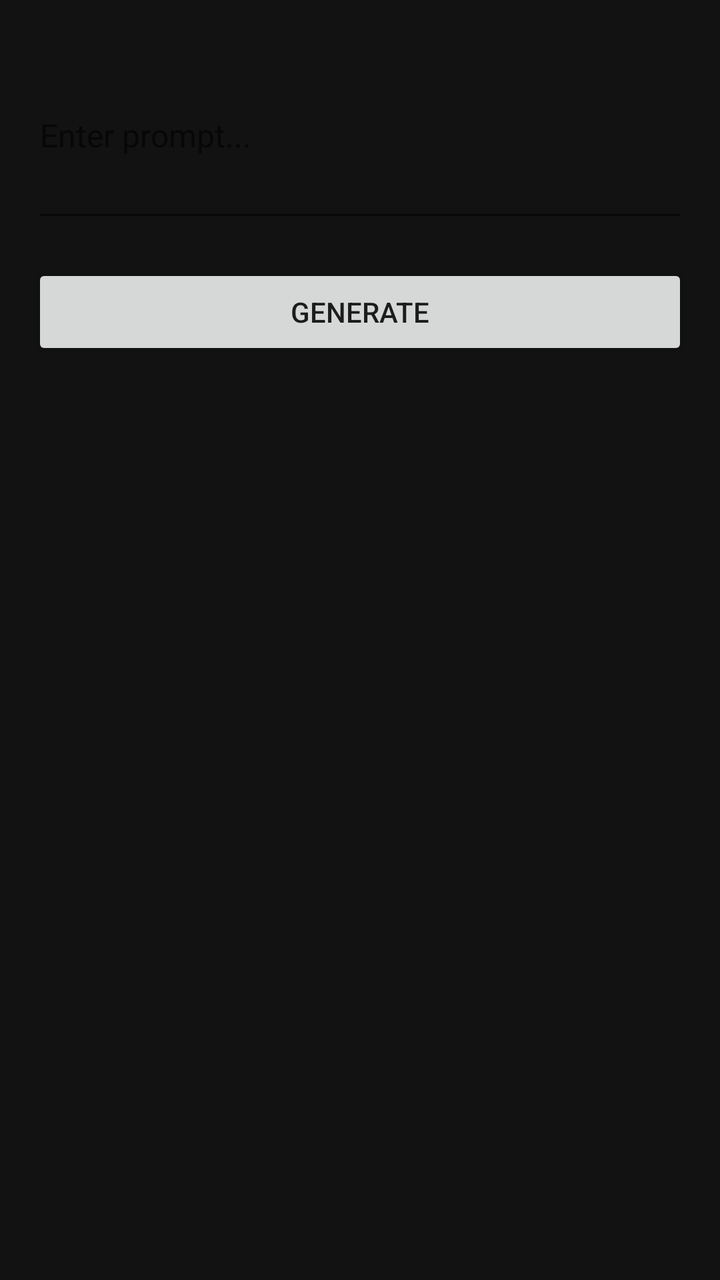
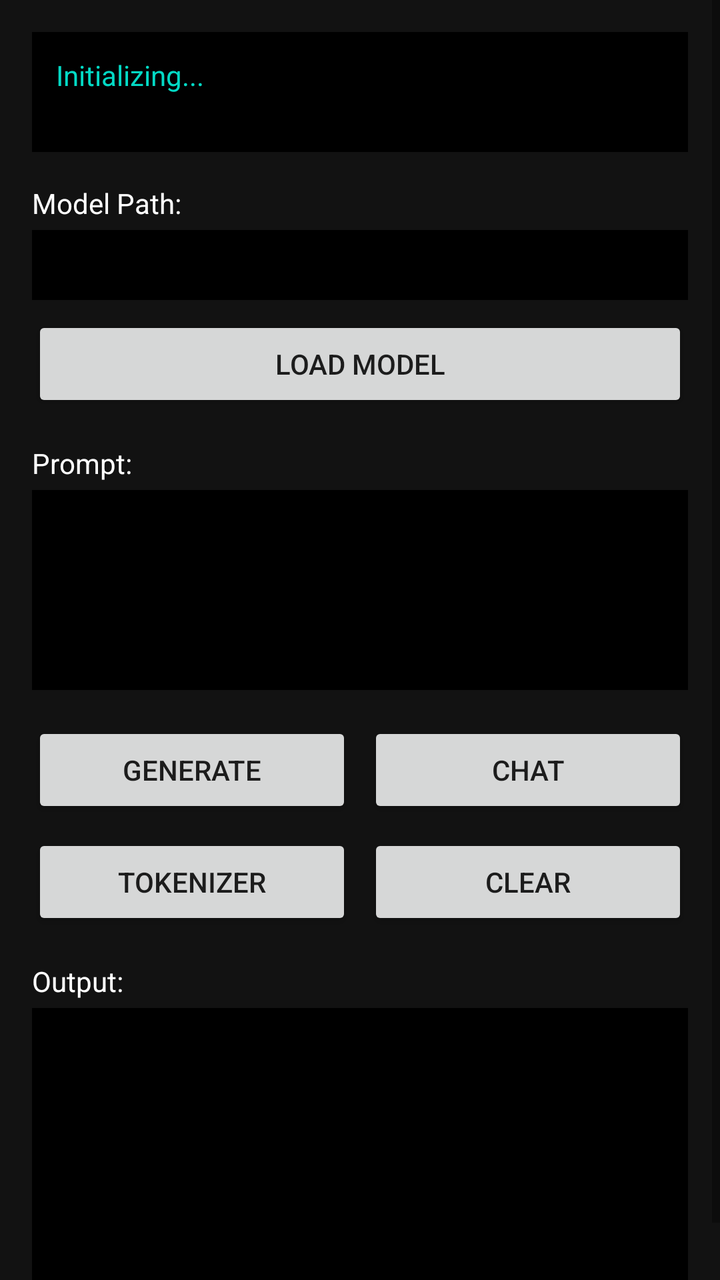

Two renders of the same Android screen: before a commit and after it. Below are the layout's source before the change and the commit's diff.
<!-- AndroidManifest.xml: application theme Theme.LokAISample -->
<!-- res/layout/activity_main.xml -->
<?xml version="1.0" encoding="utf-8"?>
<LinearLayout xmlns:android="http://schemas.android.com/apk/res/android"
    xmlns:tools="http://schemas.android.com/tools"
    android:layout_width="match_parent"
    android:layout_height="match_parent"
    android:orientation="vertical"
    android:padding="16dp"
    tools:context=".MainActivity">

    <EditText
        android:id="@+id/inputText"
        android:layout_width="match_parent"
        android:layout_height="wrap_content"
        android:hint="Enter prompt..."
        android:inputType="textMultiLine"
        android:minHeight="100dp"
        android:textSize="16sp"/>

    <Button
        android:id="@+id/generateBtn"
        android:layout_width="match_parent"
        android:layout_height="wrap_content"
        android:text="Generate"
        android:layout_marginTop="16dp"/>

    <TextView
        android:id="@+id/outputText"
        android:layout_width="match_parent"
        android:layout_height="0dp"
        android:layout_weight="1"
        android:layout_marginTop="16dp"
        android:textSize="16sp"
        android:textColor="@color/white"/>

</LinearLayout>
<!-- resources referenced by this layout -->
<resources>

</resources>

<!-- the commit's change to res/layout/activity_main.xml (unified diff, before → after) -->
@@ -1,35 +1,142 @@
 <?xml version="1.0" encoding="utf-8"?>
-<LinearLayout xmlns:android="http://schemas.android.com/apk/res/android"
+<ScrollView xmlns:android="http://schemas.android.com/apk/res/android"
     xmlns:tools="http://schemas.android.com/tools"
     android:layout_width="match_parent"
     android:layout_height="match_parent"
-    android:orientation="vertical"
-    android:padding="16dp"
     tools:context=".MainActivity">
 
-    <EditText
-        android:id="@+id/inputText"
+    <LinearLayout
         android:layout_width="match_parent"
         android:layout_height="wrap_content"
-        android:hint="Enter prompt..."
-        android:inputType="textMultiLine"
-        android:minHeight="100dp"
-        android:textSize="16sp"/>
+        android:orientation="vertical"
+        android:padding="16dp">
 
-    <Button
-        android:id="@+id/generateBtn"
-        android:layout_width="match_parent"
-        android:layout_height="wrap_content"
-        android:text="Generate"
-        android:layout_marginTop="16dp"/>
+        <TextView
+            android:id="@+id/statusTextView"
+            android:layout_width="match_parent"
+            android:layout_height="wrap_content"
+            android:text="Initializing..."
+            android:textColor="@color/teal_200"
+            android:textSize="14sp"
+            android:background="@color/black"
+            android:padding="12dp"
+            android:layout_marginBottom="16dp"
+            android:minHeight="60dp"/>
 
-    <TextView
-        android:id="@+id/outputText"
-        android:layout_width="match_parent"
-        android:layout_height="0dp"
-        android:layout_weight="1"
-        android:layout_marginTop="16dp"
-        android:textSize="16sp"
-        android:textColor="@color/white"/>
+        <TextView
+            android:layout_width="wrap_content"
+            android:layout_height="wrap_content"
+            android:text="Model Path:"
+            android:textColor="@color/white"
+            android:textSize="14sp"
+            android:layout_marginBottom="4dp"/>
 
-</LinearLayout>
+        <EditText
+            android:id="@+id/modelPathEditText"
+            android:layout_width="match_parent"
+            android:layout_height="wrap_content"
+            android:hint="/storage/emulated/0/Download/model.gguf"
+            android:textSize="14sp"
+            android:textColor="@color/white"
+            android:background="@color/black"
+            android:padding="8dp"
+            android:singleLine="true"/>
+
+        <Button
+            android:id="@+id/loadModelBtn"
+            android:layout_width="match_parent"
+            android:layout_height="wrap_content"
+            android:text="Load Model"
+            android:textSize="14sp"
+            android:layout_marginTop="8dp"/>
+
+        <TextView
+            android:layout_width="wrap_content"
+            android:layout_height="wrap_content"
+            android:text="Prompt:"
+            android:textColor="@color/white"
+            android:textSize="14sp"
+            android:layout_marginTop="16dp"
+            android:layout_marginBottom="4dp"/>
+
+        <EditText
+            android:id="@+id/inputEditText"
+            android:layout_width="match_parent"
+            android:layout_height="wrap_content"
+            android:hint="Enter your prompt here..."
+            android:inputType="textMultiLine"
+            android:minHeight="100dp"
+            android:textSize="16sp"
+            android:textColor="@color/white"
+            android:background="@color/black"
+            android:padding="12dp"/>
+
+        <LinearLayout
+            android:layout_width="match_parent"
+            android:layout_height="wrap_content"
+            android:orientation="horizontal"
+            android:layout_marginTop="16dp">
+
+            <Button
+                android:id="@+id/generateBtn"
+                android:layout_width="0dp"
+                android:layout_height="wrap_content"
+                android:layout_weight="1"
+                android:text="Generate"
+                android:textSize="14sp"/>
+
+            <Button
+                android:id="@+id/chatBtn"
+                android:layout_width="0dp"
+                android:layout_height="wrap_content"
+                android:layout_weight="1"
+                android:text="Chat"
+                android:textSize="14sp"
+                android:layout_marginLeft="8dp"/>
+        </LinearLayout>
+
+        <LinearLayout
+            android:layout_width="match_parent"
+            android:layout_height="wrap_content"
+            android:orientation="horizontal"
+            android:layout_marginTop="8dp">
+
+            <Button
+                android:id="@+id/tokenizerBtn"
+                android:layout_width="0dp"
+                android:layout_height="wrap_content"
+                android:layout_weight="1"
+                android:text="Tokenizer"
+                android:textSize="14sp"/>
+
+            <Button
+                android:id="@+id/clearBtn"
+                android:layout_width="0dp"
+                android:layout_height="wrap_content"
+                android:layout_weight="1"
+                android:text="Clear"
+                android:textSize="14sp"
+                android:layout_marginLeft="8dp"/>
+        </LinearLayout>
+
+        <TextView
+            android:layout_width="wrap_content"
+            android:layout_height="wrap_content"
+            android:text="Output:"
+            android:textColor="@color/white"
+            android:textSize="14sp"
+            android:layout_marginTop="16dp"
+            android:layout_marginBottom="4dp"/>
+
+        <TextView
+            android:id="@+id/outputTextView"
+            android:layout_width="match_parent"
+            android:layout_height="wrap_content"
+            android:textSize="16sp"
+            android:textColor="@color/white"
+            android:background="@color/black"
+            android:padding="12dp"
+            android:minHeight="150dp"/>
+
+    </LinearLayout>
+</ScrollView>
<!-- resource entries referenced after the edit -->
@@ -1,5 +1,28 @@
 <!-- resources referenced by this layout -->
 <resources>
-
+  <color name="black">#000000</color>
+  <color name="teal_200">#03DAC5</color>
+  <color name="white">#FFFFFF</color>
+  <style name="Theme.LokAISample" parent="Theme.MaterialComponents.DayNight.DarkActionBar">
+          <item name="colorPrimary">@color/purple_500</item>
+          <item name="colorPrimaryVariant">@color/purple_700</item>
+          <item name="colorOnPrimary">@color/white</item>
+          <item name="colorSecondary">@color/teal_200</item>
+          <item name="colorSecondaryVariant">@color/teal_700</item>
+          <item name="colorOnSecondary">@color/black</item>
+          <item name="colorError">@color/red_500</item>
+          <item name="colorOnError">@color/white</item>
+          <item name="colorSurface">@color/surface</item>
+          <item name="colorOnSurface">@color/on_surface</item>
+          <item name="android:statusBarColor">?attr/colorPrimaryVariant</item>
+          <item name="android:windowBackground">@color/background</item>
+      </style>
+  <color name="purple_500">#6200EE</color>
+  <color name="purple_700">#3700B3</color>
+  <color name="teal_700">#018786</color>
+  <color name="red_500">#B00020</color>
+  <color name="surface">#121212</color>
+  <color name="on_surface">#FFFFFF</color>
+  <color name="background">#121212</color>
 </resources>
 
